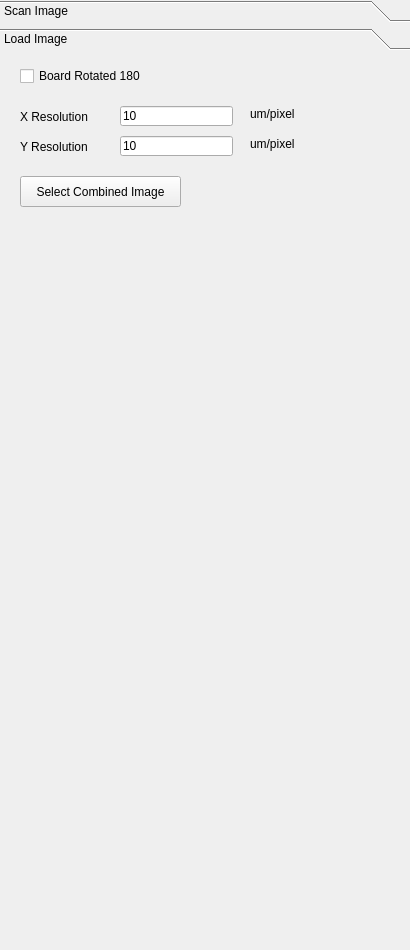
Old version of the form DataModule/ScanImageWidget.ui in the repository chuandongxu/AOI.
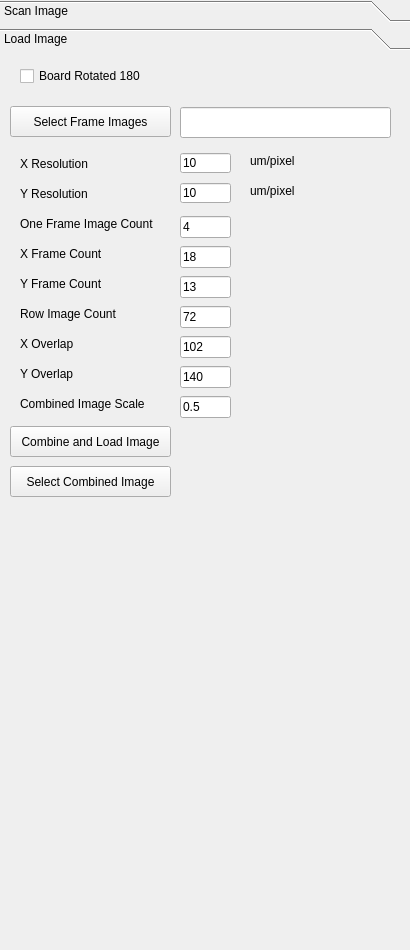
New version of the form.

What changed in the file:
```diff
--- a/DataModule/ScanImageWidget.ui
+++ b/DataModule/ScanImageWidget.ui
@@ -19,7 +19,7 @@
      <x>0</x>
      <y>0</y>
      <width>410</width>
-     <height>500</height>
+     <height>621</height>
     </rect>
    </property>
    <property name="currentIndex">
@@ -44,23 +44,23 @@
       <x>0</x>
       <y>0</y>
       <width>410</width>
-      <height>438</height>
+      <height>559</height>
      </rect>
     </property>
     <attribute name="label">
      <string>Load Image</string>
     </attribute>
-    <widget class="QPushButton" name="btnSelectCombinedImage">
+    <widget class="QPushButton" name="btnCombineLoadImage">
      <property name="geometry">
       <rect>
-       <x>20</x>
-       <y>120</y>
+       <x>10</x>
+       <y>370</y>
        <width>161</width>
        <height>31</height>
       </rect>
      </property>
      <property name="text">
-      <string>Select Combined Image</string>
+      <string>Combine and Load Image</string>
      </property>
     </widget>
     <widget class="QCheckBox" name="checkBoxBoardRotated">
@@ -80,9 +80,9 @@
      <property name="geometry">
       <rect>
        <x>250</x>
-       <y>80</y>
-       <width>72</width>
-       <height>15</height>
+       <y>127</y>
+       <width>61</width>
+       <height>16</height>
       </rect>
      </property>
      <property name="text">
@@ -93,7 +93,7 @@
      <property name="geometry">
       <rect>
        <x>20</x>
-       <y>83</y>
+       <y>130</y>
        <width>81</width>
        <height>16</height>
       </rect>
@@ -108,9 +108,9 @@
      </property>
      <property name="geometry">
       <rect>
-       <x>120</x>
-       <y>50</y>
-       <width>113</width>
+       <x>180</x>
+       <y>97</y>
+       <width>51</width>
        <height>20</height>
       </rect>
      </property>
@@ -122,9 +122,9 @@
      <property name="geometry">
       <rect>
        <x>250</x>
-       <y>50</y>
-       <width>72</width>
-       <height>15</height>
+       <y>97</y>
+       <width>61</width>
+       <height>16</height>
       </rect>
      </property>
      <property name="text">
@@ -135,7 +135,7 @@
      <property name="geometry">
       <rect>
        <x>20</x>
-       <y>53</y>
+       <y>100</y>
        <width>81</width>
        <height>16</height>
       </rect>
@@ -150,9 +150,9 @@
      </property>
      <property name="geometry">
       <rect>
-       <x>120</x>
-       <y>80</y>
-       <width>113</width>
+       <x>180</x>
+       <y>127</y>
+       <width>51</width>
        <height>20</height>
       </rect>
      </property>
@@ -160,6 +160,224 @@
       <string>10</string>
      </property>
     </widget>
+    <widget class="QLabel" name="labelCombinedImageZoomScale">
+     <property name="geometry">
+      <rect>
+       <x>20</x>
+       <y>340</y>
+       <width>141</width>
+       <height>16</height>
+      </rect>
+     </property>
+     <property name="text">
+      <string>Combined Image Scale</string>
+     </property>
+    </widget>
+    <widget class="QLineEdit" name="lineEditCombinedImageZoomFactor">
+     <property name="geometry">
+      <rect>
+       <x>180</x>
+       <y>340</y>
+       <width>51</width>
+       <height>22</height>
+      </rect>
+     </property>
+     <property name="text">
+      <string>0.5</string>
+     </property>
+    </widget>
+    <widget class="QPushButton" name="btnSelectFrameImages">
+     <property name="geometry">
+      <rect>
+       <x>10</x>
+       <y>50</y>
+       <width>161</width>
+       <height>31</height>
+      </rect>
+     </property>
+     <property name="text">
+      <string>Select Frame Images</string>
+     </property>
+    </widget>
+    <widget class="QLineEdit" name="lineEditOneFrameImageCount">
+     <property name="geometry">
+      <rect>
+       <x>180</x>
+       <y>160</y>
+       <width>51</width>
+       <height>22</height>
+      </rect>
+     </property>
+     <property name="text">
+      <string>4</string>
+     </property>
+    </widget>
+    <widget class="QLabel" name="labelFiducialMarkCount">
+     <property name="geometry">
+      <rect>
+       <x>20</x>
+       <y>160</y>
+       <width>151</width>
+       <height>16</height>
+      </rect>
+     </property>
+     <property name="text">
+      <string>One Frame Image Count</string>
+     </property>
+    </widget>
+    <widget class="QLabel" name="labelFrameCountY">
+     <property name="geometry">
+      <rect>
+       <x>20</x>
+       <y>220</y>
+       <width>151</width>
+       <height>16</height>
+      </rect>
+     </property>
+     <property name="text">
+      <string>Y Frame Count</string>
+     </property>
+    </widget>
+    <widget class="QLineEdit" name="lineEditFrameCountY">
+     <property name="geometry">
+      <rect>
+       <x>180</x>
+       <y>220</y>
+       <width>51</width>
+       <height>22</height>
+      </rect>
+     </property>
+     <property name="text">
+      <string>13</string>
+     </property>
+    </widget>
+    <widget class="QLabel" name="labelFrameCountX">
+     <property name="geometry">
+      <rect>
+       <x>20</x>
+       <y>190</y>
+       <width>151</width>
+       <height>16</height>
+      </rect>
+     </property>
+     <property name="text">
+      <string>X Frame Count</string>
+     </property>
+    </widget>
+    <widget class="QLineEdit" name="lineEditFrameCountX">
+     <property name="geometry">
+      <rect>
+       <x>180</x>
+       <y>190</y>
+       <width>51</width>
+       <height>22</height>
+      </rect>
+     </property>
+     <property name="text">
+      <string>18</string>
+     </property>
+    </widget>
+    <widget class="QLabel" name="labelRowImageCount">
+     <property name="geometry">
+      <rect>
+       <x>20</x>
+       <y>250</y>
+       <width>151</width>
+       <height>16</height>
+      </rect>
+     </property>
+     <property name="text">
+      <string>Row Image Count</string>
+     </property>
+    </widget>
+    <widget class="QLineEdit" name="lineEditRowImageCount">
+     <property name="geometry">
+      <rect>
+       <x>180</x>
+       <y>250</y>
+       <width>51</width>
+       <height>22</height>
+      </rect>
+     </property>
+     <property name="text">
+      <string>72</string>
+     </property>
+    </widget>
+    <widget class="QLabel" name="labelOverlapX">
+     <property name="geometry">
+      <rect>
+       <x>20</x>
+       <y>280</y>
+       <width>81</width>
+       <height>16</height>
+      </rect>
+     </property>
+     <property name="text">
+      <string>X Overlap</string>
+     </property>
+    </widget>
+    <widget class="QLabel" name="labelOverlapY">
+     <property name="geometry">
+      <rect>
+       <x>20</x>
+       <y>310</y>
+       <width>91</width>
+       <height>16</height>
+      </rect>
+     </property>
+     <property name="text">
+      <string>Y Overlap</string>
+     </property>
+    </widget>
+    <widget class="QLineEdit" name="lineEditOverlapX">
+     <property name="geometry">
+      <rect>
+       <x>180</x>
+       <y>280</y>
+       <width>51</width>
+       <height>22</height>
+      </rect>
+     </property>
+     <property name="text">
+      <string>102</string>
+     </property>
+    </widget>
+    <widget class="QLineEdit" name="lineEditOverlapY">
+     <property name="geometry">
+      <rect>
+       <x>180</x>
+       <y>310</y>
+       <width>51</width>
+       <height>22</height>
+      </rect>
+     </property>
+     <property name="text">
+      <string>140</string>
+     </property>
+    </widget>
+    <widget class="QLineEdit" name="lineEditFrameImageFolder">
+     <property name="geometry">
+      <rect>
+       <x>180</x>
+       <y>51</y>
+       <width>211</width>
+       <height>31</height>
+      </rect>
+     </property>
+    </widget>
+    <widget class="QPushButton" name="btnSelectCombinedImage">
+     <property name="geometry">
+      <rect>
+       <x>10</x>
+       <y>410</y>
+       <width>161</width>
+       <height>31</height>
+      </rect>
+     </property>
+     <property name="text">
+      <string>Select Combined Image</string>
+     </property>
+    </widget>
    </widget>
   </widget>
  </widget>
```
Left out of the diff: 6 changed lines with no effect on the pictures.
